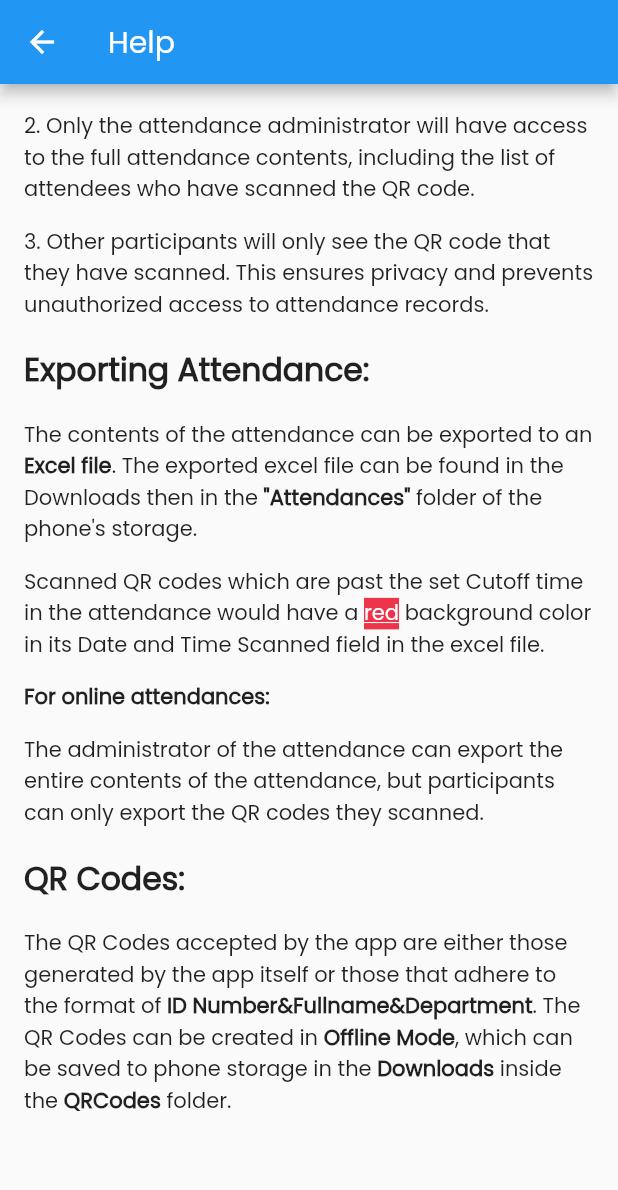
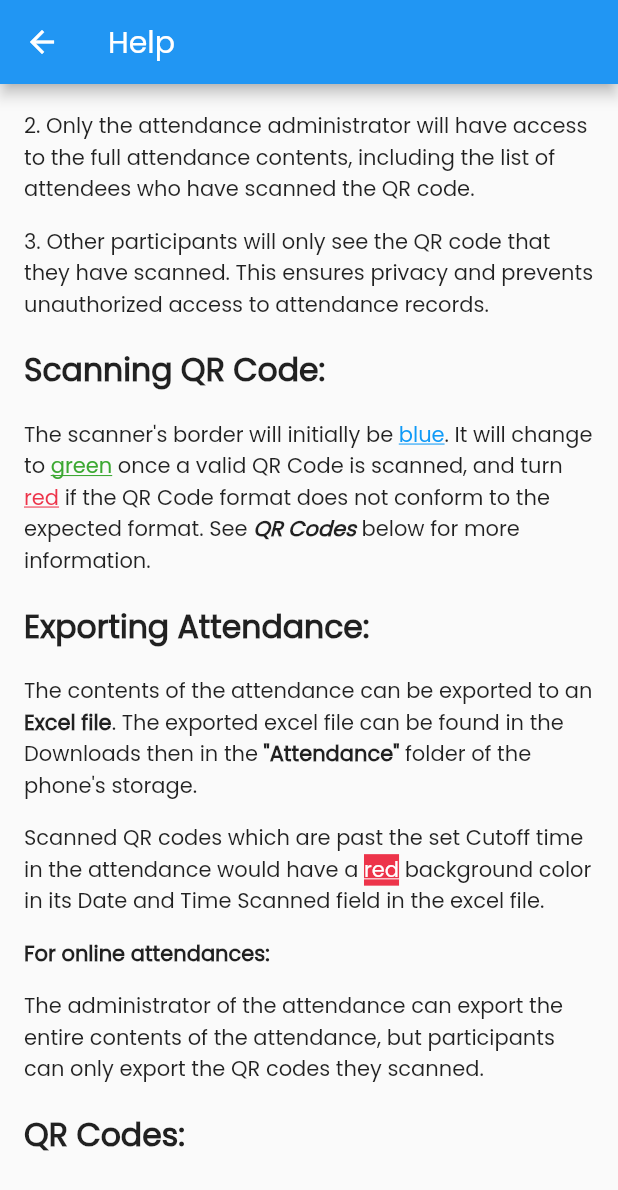
Before and after one commit to nicoitorma/qr_attendance_flut, a Flutter app: the HelpScreen screen opened directly, scrolled down 312 dp, on a phone screen of 412 x 824 dp. Shown: the top 1190 px of the screen. Run offline on Flutter 3.47's test engine with Material 2 defaults, Android fonts, the phone set to English and light mode, and no system bars; drawn by our look-alikes of flutter_widget_from_html_core, google_mobile_ads; our stand-ins replace cloud_firestore, connectivity_plus, firebase_auth, firebase_core, firebase_crashlytics, page_transition and 4 more; missing offline and left inert: downloads_path_provider_28, excel, firebase_ui_auth, qr_code_scanner; accounts and stored records are empty; network calls fail.

Commit message:
v1.0.0+7

```diff
--- a/lib/Views/drawer.dart
+++ b/lib/Views/drawer.dart
@@ -18,7 +18,7 @@ Widget drawer(var context) => Drawer(
           height: 130,
         ),
         (getUserName() == 'null')
-            ? Text('')
+            ? const Text('')
             : Text(
                 getUserName(),
                 style: const TextStyle(fontSize: 15, color: Colors.white),
--- a/lib/Views/online/attendance_content.dart
+++ b/lib/Views/online/attendance_content.dart
@@ -3,7 +3,7 @@ import 'package:google_mobile_ads/google_mobile_ads.dart';
 import 'package:page_transition/page_transition.dart';
 import 'package:provider/provider.dart';
 import 'package:qr_attendance_flut/Controller/online/online_attdnc_content_prov.dart';
-import 'package:qr_attendance_flut/Views/online/widget.dart';
+import 'package:qr_attendance_flut/Views/online/network_widget.dart';
 import 'package:qr_attendance_flut/utils/ad_helper.dart';
 import 'package:qr_attendance_flut/values/strings.dart';
 
--- a/lib/Views/online/widget.dart
+++ b/lib/Views/online/network_widget.dart
@@ -14,6 +14,7 @@ class NetworkWidget extends StatelessWidget {
   @override
   Widget build(BuildContext context) {
     var network = Provider.of<ConnectionStatus>(context);
+    print(network);
 
     if (network == ConnectionStatus.wifi ||
         network == ConnectionStatus.mobileData) {
--- a/lib/Views/online/online_homepage.dart
+++ b/lib/Views/online/online_homepage.dart
@@ -5,7 +5,7 @@ import 'package:provider/provider.dart';
 import 'package:qr_attendance_flut/Controller/online/online_attdnc_list_provider.dart';
 import 'package:qr_attendance_flut/Views/drawer.dart';
 import 'package:qr_attendance_flut/Views/online/attendance_content.dart';
-import 'package:qr_attendance_flut/Views/online/widget.dart';
+import 'package:qr_attendance_flut/Views/online/network_widget.dart';
 
 import '../../utils/ad_helper.dart';
 import '../../values/const.dart';
--- a/lib/Views/sidebar_screen/help_screen.dart
+++ b/lib/Views/sidebar_screen/help_screen.dart
@@ -38,8 +38,11 @@ class _HelpScreenState extends State<HelpScreen> {
             <p>2. Only the attendance administrator will have access to the full attendance contents, including the list of attendees who have scanned the QR code.</p>
             <p>3. Other participants will only see the QR code that they have scanned. This ensures privacy and prevents unauthorized access to attendance records.</p>
 
+            <h2>Scanning QR Code:</h2>
+            <p>The scanner's border will initially be <a style="color:#0f9af7">blue</a>. It will change to <a style="color:#3ca832">green</a> once a valid QR Code is scanned, and turn <a style="color:#ed344a">red</a> if the QR Code format does not conform to the expected format. See <i><b>QR Codes</b></i> below for more information.
+
             <h2>Exporting Attendance:</h2>
-            <p>The contents of the attendance can be exported to an <b>Excel file</b>. The exported excel file can be found in the Downloads then in the <b>"Attendances"</b> folder of the phone's storage.</p>
+            <p>The contents of the attendance can be exported to an <b>Excel file</b>. The exported excel file can be found in the Downloads then in the <b>"Attendance"</b> folder of the phone's storage.</p>
             <p>Scanned QR codes which are past the set Cutoff time in the attendance would have a <a style="background-color: #ed344a; color:#FFFFFF">red</a> background color in its Date and Time Scanned field in the excel file.</p>
             <b>For online attendances:</b>
             <p>The administrator of the attendance can export the entire contents of the attendance, but participants can only export the QR codes they scanned.</p>
--- a/lib/Views/sidebar_screen/profile_screen.dart
+++ b/lib/Views/sidebar_screen/profile_screen.dart
@@ -47,6 +47,7 @@ class _CustomProfileScreenState extends State<CustomProfileScreen> {
             crossAxisAlignment: CrossAxisAlignment.stretch,
             children: [
               const UserAvatar(),
+              Center(child: Text('${auth.currentUser?.email}')),
               const SizedBox(
                 height: 15.0,
               ),
--- a/lib/utils/excel_writer.dart
+++ b/lib/utils/excel_writer.dart
@@ -26,7 +26,7 @@ class ExcelWriter {
       return;
     }
 
-    String downloadsPath = '${downloadsDirectory.path}/QRAttendance';
+    String downloadsPath = '${downloadsDirectory.path}/QRAttendance/Attendance';
 
     // Create the directory if it doesn't exist
     await Directory(downloadsPath).create(recursive: true);
@@ -54,8 +54,9 @@ class ExcelWriter {
     }
 
     // Save the workbook to the specified file path
-    var filePath =
-        '${downloadsDirectory.path}/QRAttendance/Attendance/$attendanceName ($details).xlsx';
+    var filePath = details == ''
+        ? '${downloadsDirectory.path}/QRAttendance/Attendance/$attendanceName.xlsx'
+        : '${downloadsDirectory.path}/QRAttendance/Attendance/$attendanceName ($details).xlsx';
     List<String> result = [];
     try {
       var fileBytes = excel?.save();
--- a/pubspec.yaml
+++ b/pubspec.yaml
@@ -56,11 +56,15 @@ dependencies:
   downloads_path_provider_28: ^0.1.2
   flutter_widget_from_html_core: ^0.10.2
   webview_flutter: ^4.2.2
+  gallery_saver: ^2.3.2
 
 dev_dependencies:
   flutter_test:
     sdk: flutter
   flutter_launcher_icons: ^0.13.1
+
+  flutter_lints: ^2.0.0
+  change_app_package_name: ^1.1.0
 
 flutter_launcher_icons:
   android: true
@@ -73,8 +77,6 @@ flutter_launcher_icons:
   # activated in the `analysis_options.yaml` file located at the root of your
   # package. See that file for information about deactivating specific lint
   # rules and activating additional ones.
-  flutter_lints: ^2.0.0
-  change_app_package_name: ^1.1.0
 
 # For information on the generic Dart part of this file, see the
 # following page: https://dart.dev/tools/pub/pubspec
```
Also changed, not shown: lib/Views/menu_app_bar.dart (+17 -15 lines), lib/Views/online/login.dart (+13 -4 lines), lib/utils/qr_saver.dart (+3 -4 lines), pubspec.lock.
